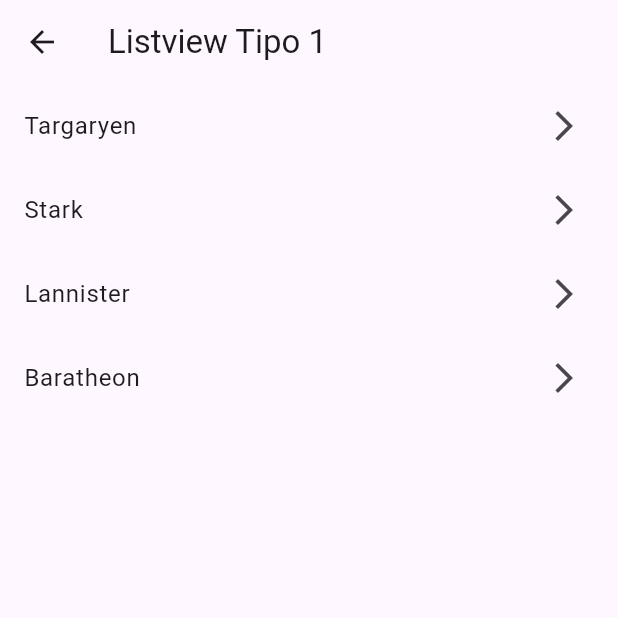
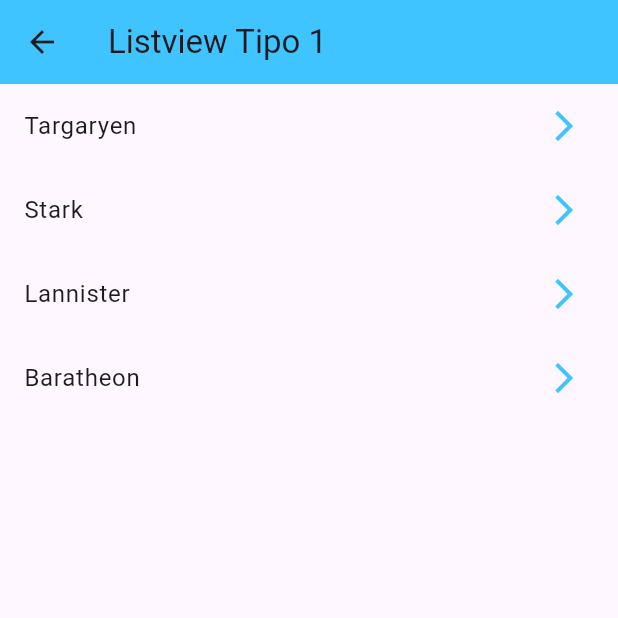
Before and after one commit to CisoUnlimited/fl_components_recu, a Flutter app: the Listview1Screen screen opened by its route, on a phone screen of 412 x 824 dp, the top half of it. Run offline on Flutter 3.47's test engine with Material 3 defaults, Android fonts, the phone set to English and light mode, and no system bars.

```diff
--- a/lib/main.dart
+++ b/lib/main.dart
@@ -1,4 +1,5 @@
 import 'package:fl_components/router/app_routes.dart';
+import 'package:fl_components/theme/app_theme.dart';
 import 'package:flutter/material.dart';
 
 void main() => runApp(const MyApp());
@@ -9,6 +10,7 @@ class MyApp extends StatelessWidget {
   @override
   Widget build(BuildContext context) {
     return MaterialApp(
+      theme: AppTheme.lightTheme,
       debugShowCheckedModeBanner: false,
       title: 'Material App',
       initialRoute: AppRoutes.initialRoute,
--- /dev/null
+++ b/lib/models/house_info.dart
@@ -0,0 +1,14 @@
+import 'package:flutter/material.dart';
+
+class HouseInfo {
+  final String name;
+  final Image logo;
+  final String description;
+  final String color;
+
+  HouseInfo(
+      {required this.name,
+      required this.logo,
+      required this.description,
+      required this.color});
+}
--- a/lib/models/models.dart
+++ b/lib/models/models.dart
@@ -1 +1,2 @@
 export 'package:fl_components/models/menu_option.dart';
+export 'package:fl_components/models/house_info.dart';
--- a/lib/router/app_routes.dart
+++ b/lib/router/app_routes.dart
@@ -4,6 +4,7 @@ import 'package:fl_components/screens/screens.dart';
 
 class AppRoutes {
   static const initialRoute = 'home';
+
   static final menuOptions = <MenuOption>[
     MenuOption(
         route: 'home',
@@ -31,13 +32,15 @@ class AppRoutes {
         name: 'Tarjetas - Cards',
         screen: const CardScreen()),
   ];
-  static Map<String, Widget Function(BuildContext)> getAppRoutes(){
+
+  static Map<String, Widget Function(BuildContext)> getAppRoutes() {
     Map<String, Widget Function(BuildContext)> appRoutes = {};
     for (final option in menuOptions) {
       appRoutes.addAll({option.route: (BuildContext context) => option.screen});
     }
     return appRoutes;
   }
+
   static Route<dynamic> onGenerateRoute(RouteSettings settings) {
     return MaterialPageRoute(builder: (context) => const AlertScreen());
   }
--- /dev/null
+++ b/lib/router/house_routes.dart
@@ -0,0 +1,45 @@
+import 'package:fl_components/models/models.dart';
+import 'package:flutter/material.dart';
+import 'package:fl_components/screens/screens.dart';
+
+class AppRoutes {
+  static final houseOptions = <HouseInfo>[
+    HouseInfo(
+      name: 'Targaryen',
+      logo: Image.asset('assets/images/targaryen.png'),
+      description: 'Fire and blood',
+      color: 'black',
+    ),
+    HouseInfo(
+      name: 'Stark',
+      logo: Image.asset('assets/images/stark.png'),
+      description: 'Winter is coming',
+      color: 'white',
+    ),
+    HouseInfo(
+      name: 'Lannister',
+      logo: Image.asset('assets/images/lannister.png'),
+      description: 'Hear me roar!',
+      color: 'red',
+    ),
+    HouseInfo(
+      name: 'Baratheon',
+      logo: Image.asset('assets/images/baratheon.png'),
+      description: 'Ours is the fury',
+      color: 'yellow',
+    ),
+  ];
+
+  static Map<String, Widget Function(BuildContext)> getHouseRoutes() {
+    Map<String, Widget Function(BuildContext)> houseRoutes = {};
+    for (final option in houseOptions) {
+      houseRoutes
+          .addAll({option.name: (BuildContext context) => HouseScreen(houseInfo: option)});
+    }
+    return houseRoutes;
+  }
+
+  static Route<dynamic> onGenerateRoute(RouteSettings settings) {
+    return MaterialPageRoute(builder: (context) => const AlertScreen());
+  }
+}
--- a/lib/screens/listview1_screen.dart
+++ b/lib/screens/listview1_screen.dart
@@ -3,7 +3,7 @@ import 'package:flutter/material.dart';
 class Listview1Screen extends StatelessWidget {
   final options = const ['Targaryen', 'Stark', 'Lannister', 'Baratheon'];
 
-  const Listview1Screen({Key? key}) : super(key: key);
+  const Listview1Screen({super.key});
 
   @override
   Widget build(BuildContext context) {
--- a/lib/screens/listview2_screen.dart
+++ b/lib/screens/listview2_screen.dart
@@ -3,7 +3,7 @@ import 'package:flutter/material.dart';
 class Listview2Screen extends StatelessWidget {
   final options = const ['Targaryen', 'Stark', 'Lannister', 'Baratheon'];
 
-  const Listview2Screen({Key? key}) : super(key: key);
+  const Listview2Screen({super.key});
 
   @override
   Widget build(BuildContext context) {
--- a/lib/screens/screens.dart
+++ b/lib/screens/screens.dart
@@ -3,3 +3,4 @@ export 'package:fl_components/screens/card_screen.dart';
 export 'package:fl_components/screens/home_screen.dart';
 export 'package:fl_components/screens/listview1_screen.dart';
 export 'package:fl_components/screens/listview2_screen.dart';
+export 'package:fl_components/screens/house_screen.dart';
--- /dev/null
+++ b/lib/theme/app_theme.dart
@@ -0,0 +1,14 @@
+import 'package:flutter/material.dart';
+
+class AppTheme {
+  static const Color primary = Colors.lightBlueAccent;
+
+  static final ThemeData lightTheme = ThemeData.light().copyWith(
+    primaryColor: primary,
+    appBarTheme: const AppBarTheme(
+      color: primary,
+      elevation: 0,
+    ),
+    listTileTheme: const ListTileThemeData(iconColor: primary),
+  );
+}
```
Also changed, not shown: lib/screens/house_screen.dart (added, +18 -0 lines), assets/images/baratheon.png (added), assets/images/lannister.png (added), assets/images/stark.png (added), assets/images/targaryen.png (added). Lines whose indentation alone changed are shown as unchanged.
